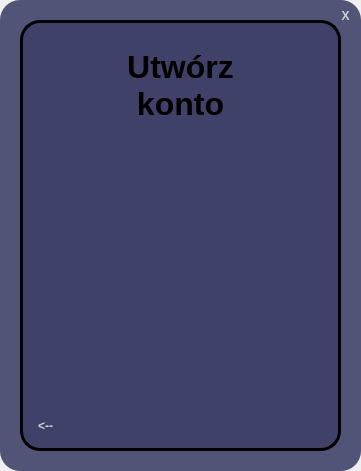
Above: app/createAccount_screen.ui from MateuszMiekicki/flashcards before the change. Below: the same form after it.
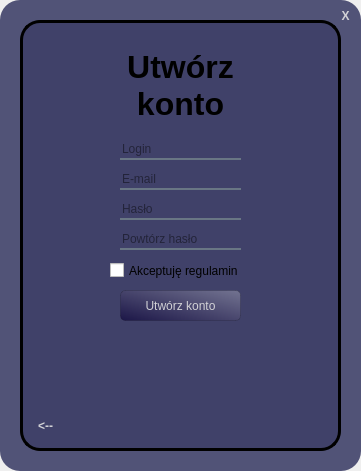
That is the form after the change. Icons and pictures are not drawn.

Commit message: Added group buttons, groups, groups editor

Diff of the .ui file:
```diff
--- a/app/createAccount_screen.ui
+++ b/app/createAccount_screen.ui
@@ -121,6 +121,148 @@
        <string>&lt;--</string>
       </property>
      </widget>
+     <widget class="QLineEdit" name="set_login">
+      <property name="geometry">
+       <rect>
+        <x>100</x>
+        <y>120</y>
+        <width>121</width>
+        <height>20</height>
+       </rect>
+      </property>
+      <property name="mouseTracking">
+       <bool>false</bool>
+      </property>
+      <property name="styleSheet">
+       <string notr="true">background-color: rgba(0, 0, 0, 0);
+border: none;
+border-bottom: 2px solid rgba(105,118, 132, 255);
+color: rgba(0,0,0,230);</string>
+      </property>
+      <property name="text">
+       <string/>
+      </property>
+      <property name="placeholderText">
+       <string>Login</string>
+      </property>
+     </widget>
+     <widget class="QLineEdit" name="set_email">
+      <property name="geometry">
+       <rect>
+        <x>100</x>
+        <y>150</y>
+        <width>121</width>
+        <height>20</height>
+       </rect>
+      </property>
+      <property name="mouseTracking">
+       <bool>false</bool>
+      </property>
+      <property name="styleSheet">
+       <string notr="true">background-color: rgba(0, 0, 0, 0);
+border: none;
+border-bottom: 2px solid rgba(105,118, 132, 255);
+color: rgba(0,0,0,230);</string>
+      </property>
+      <property name="text">
+       <string/>
+      </property>
+      <property name="placeholderText">
+       <string>E-mail</string>
+      </property>
+     </widget>
+     <widget class="QLineEdit" name="set_password">
+      <property name="geometry">
+       <rect>
+        <x>100</x>
+        <y>180</y>
+        <width>121</width>
+        <height>20</height>
+       </rect>
+      </property>
+      <property name="mouseTracking">
+       <bool>false</bool>
+      </property>
+      <property name="styleSheet">
+       <string notr="true">background-color: rgba(0, 0, 0, 0);
+border: none;
+border-bottom: 2px solid rgba(105,118, 132, 255);
+color: rgba(0,0,0,230);</string>
+      </property>
+      <property name="text">
+       <string/>
+      </property>
+      <property name="placeholderText">
+       <string>Hasło</string>
+      </property>
+     </widget>
+     <widget class="QLineEdit" name="set_passwordagain">
+      <property name="geometry">
+       <rect>
+        <x>100</x>
+        <y>210</y>
+        <width>121</width>
+        <height>20</height>
+       </rect>
+      </property>
+      <property name="mouseTracking">
+       <bool>false</bool>
+      </property>
+      <property name="styleSheet">
+       <string notr="true">background-color: rgba(0, 0, 0, 0);
+border: none;
+border-bottom: 2px solid rgba(105,118, 132, 255);
+color: rgba(0,0,0,230);</string>
+      </property>
+      <property name="text">
+       <string/>
+      </property>
+      <property name="placeholderText">
+       <string>Powtórz hasło</string>
+      </property>
+     </widget>
+     <widget class="QPushButton" name="createaccbtn">
+      <property name="geometry">
+       <rect>
+        <x>100</x>
+        <y>270</y>
+        <width>121</width>
+        <height>31</height>
+       </rect>
+      </property>
+      <property name="styleSheet">
+       <string notr="true">QPushButton#createaccbtn{
+background-color: qlineargradient(spread:pad, x1:0.017, y1:0.937409, x2:1, y2:0, stop:0 rgba(17, 9, 61, 178), stop:1 rgba(255, 255, 255, 68));
+border-radius: 5px;
+color: rgba(226, 226, 226, 227);
+border: 1px solid rgba(0,0,0,0.15);
+}
+QPushButton#createaccbtn:hover{
+background-color: qlineargradient(spread:pad, x1:0.017, y1:0.937409, x2:1, y2:0, stop:0 rgba(17, 9, 61, 178), stop:0.295455 rgba(255, 255, 255, 68));
+}
+QPushButton#createaccbtn:pressed{
+padding-left:2px;
+padding-top:2px;
+background-color:rgb(100, 100, 132);
+}</string>
+      </property>
+      <property name="text">
+       <string>Utwórz konto</string>
+      </property>
+     </widget>
+     <widget class="QCheckBox" name="accept_statue_box">
+      <property name="geometry">
+       <rect>
+        <x>90</x>
+        <y>240</y>
+        <width>131</width>
+        <height>21</height>
+       </rect>
+      </property>
+      <property name="text">
+       <string>Akceptuję regulamin</string>
+      </property>
+     </widget>
     </widget>
     <widget class="QPushButton" name="exitbtn">
      <property name="geometry">
```
The commit also changes 3 other files.
